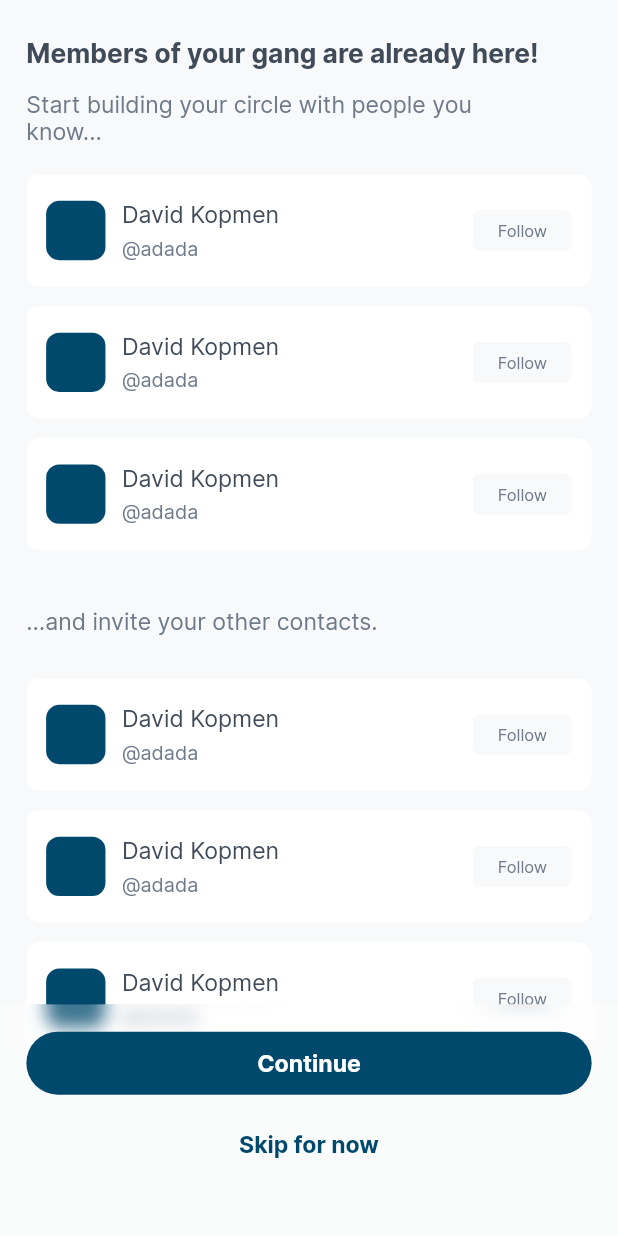
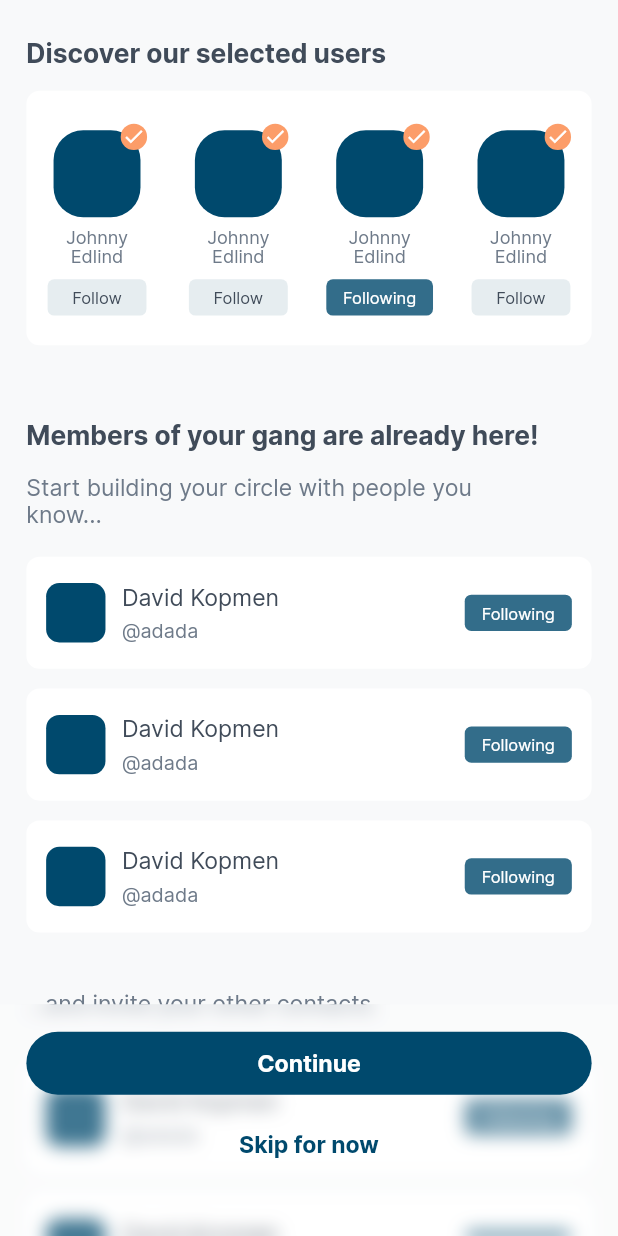
Before and after one commit to rifqir4/nova_circle_alt, a Flutter app: the ContactSyncScreen screen opened by its route, on a phone screen of 412 x 824 dp. Run offline on Flutter 3.47's test engine with Material 2 defaults, Android fonts, the phone set to English and light mode, and no system bars; our stand-ins replace bloc, easy_localization, flutter_bloc, flutter_dotenv, flutter_screenutil, flutter_spinkit and 7 more; missing offline and left inert: flag; accounts and stored records are empty.

Commit message:
Add feature on sync contact

```diff
--- a/lib/core/themes/app_colors.dart
+++ b/lib/core/themes/app_colors.dart
@@ -9,12 +9,15 @@ class AppColors {
 
   //APP COLOR
   static const Color blueSky = Color(0xFF00496D);
+  static const Color blueSkyLight = Color(0xFF336D8A);
+  static const Color blueSkyLightest = Color(0xFFE6EDF0);
   static const Color greyDarkest = Color(0xFF404B59);
   static const Color greyDarker = Color(0xFF6E7A89);
   static const Color grey = Color(0xFFAEBECC);
   static const Color greyLightest = Color(0xFFF8F9FA);
   static const Color greyLighter = Color(0xFFD5DDE4);
   static const Color sunset = Color(0xFFFA7328);
+  static const Color sunsetLight = Color(0xFFFC9D69);
 
   static const Color background = greyLightest;
   static const Color textTitle = greyDarkest;
--- /dev/null
+++ b/lib/core/utils/app_log.dart
@@ -0,0 +1,5 @@
+import 'package:logger/logger.dart';
+
+Logger logg = Logger(
+  printer: PrettyPrinter(),
+);
--- a/lib/features/intro/intro_screen.dart
+++ b/lib/features/intro/intro_screen.dart
@@ -70,7 +70,7 @@ class _IntroScreenState extends State<IntroScreen> {
                           pageIndex = page;
                         });
                       },
-                      children: [Intro1(), Intro2(), Intro3()],
+                      children: const [Intro1(), Intro2(), Intro3()],
                     ))),
 
             //NOVA LOGO
--- a/lib/features/onboarding/contact_sync/contact_sync_screen.dart
+++ b/lib/features/onboarding/contact_sync/contact_sync_screen.dart
@@ -5,6 +5,7 @@ import 'package:flutter_screenutil/flutter_screenutil.dart';
 import 'package:nova_circle_alt/core/router/app_routes.dart';
 import 'package:nova_circle_alt/core/themes/themes.dart';
 import 'package:nova_circle_alt/features/onboarding/contact_sync/widgets/contact_card.dart';
+import 'package:nova_circle_alt/features/onboarding/contact_sync/widgets/selected_user_section.dart';
 
 import '../../../shared/widgets/widgets.dart';
 
@@ -23,6 +24,11 @@ class ContactSyncScreen extends StatelessWidget {
                   EdgeInsets.symmetric(horizontal: AppDimension.paddingScreen),
               child: CustomScrollView(
                 slivers: [
+                  SliverToBoxAdapter(child: SpaceV(value: 20.h)),
+                  //Discover selected user
+                  const SliverToBoxAdapter(child: SelectedUserSection()),
+
+                  //Contact header
                   SliverToBoxAdapter(child: _buildHeader()),
 
                   //Registered Contact
@@ -83,7 +89,7 @@ class ContactSyncScreen extends StatelessWidget {
   Widget _buildHeader() {
     return Padding(
       padding: EdgeInsets.only(
-        top: 20.h,
+        top: 40.h,
         bottom: 12.h,
       ),
       child: Text("Members of your gang are already here!",
--- /dev/null
+++ b/lib/features/onboarding/contact_sync/widgets/button_follow.dart
@@ -0,0 +1,40 @@
+import 'package:flutter/material.dart';
+import 'package:flutter_screenutil/flutter_screenutil.dart';
+
+import '../../../../core/themes/themes.dart';
+
+class ButtonFollow extends StatelessWidget {
+  const ButtonFollow({super.key, this.isFollow = false});
+
+  final bool isFollow;
+
+  @override
+  Widget build(BuildContext context) {
+    final width = isFollow ? 65.w : 60.w;
+    final text = isFollow ? "Following" : "Follow";
+    final textColor = isFollow ? AppColors.white : AppColors.greyDarkest;
+    final backgroundColor =
+        isFollow ? AppColors.blueSkyLight : AppColors.blueSkyLightest;
+
+    return SizedBox(
+      width: width,
+      height: 22.w,
+      child: OutlinedButton(
+        style: OutlinedButton.styleFrom(
+            elevation: 0,
+            backgroundColor: backgroundColor,
+            foregroundColor: textColor,
+            side: BorderSide.none,
+            padding: EdgeInsets.zero,
+            shape: RoundedRectangleBorder(
+                borderRadius: BorderRadius.circular(4.w),
+                side: BorderSide.none)),
+        child: Text(
+          text,
+          style: AppTextStyles.body4.copyWith(color: textColor),
+        ),
+        onPressed: () {},
+      ),
+    );
+  }
+}
--- a/lib/features/onboarding/contact_sync/widgets/contact_card.dart
+++ b/lib/features/onboarding/contact_sync/widgets/contact_card.dart
@@ -1,6 +1,7 @@
 import 'package:flutter/material.dart';
 import 'package:flutter_screenutil/flutter_screenutil.dart';
 import 'package:nova_circle_alt/core/themes/themes.dart';
+import 'package:nova_circle_alt/features/onboarding/contact_sync/widgets/button_follow.dart';
 import 'package:nova_circle_alt/shared/widgets/widgets.dart';
 
 class ContactCard extends StatelessWidget {
@@ -8,13 +9,7 @@ class ContactCard extends StatelessWidget {
 
   @override
   Widget build(BuildContext context) {
-    return Container(
-      margin: EdgeInsets.only(bottom: 12.w),
-      padding: EdgeInsets.symmetric(horizontal: 12.w, vertical: 16.w),
-      decoration: BoxDecoration(
-        color: AppColors.white,
-        borderRadius: BorderRadius.circular(8.sp),
-      ),
+    return Tile(
       child: Row(
         children: [
           //Picture
@@ -42,29 +37,9 @@ class ContactCard extends StatelessWidget {
                   ))),
 
           //Button
-          _buildButton(),
+          const ButtonFollow(isFollow: true),
         ],
       ),
     );
   }
-
-  Widget _buildButton() {
-    return SizedBox(
-      width: 60.w,
-      height: 22.h,
-      child: OutlinedButton(
-        style: OutlinedButton.styleFrom(
-            elevation: 0,
-            backgroundColor: AppColors.greyLightest,
-            foregroundColor: AppColors.greyDarker,
-            side: BorderSide.none,
-            shape: RoundedRectangleBorder(
-                borderRadius: BorderRadius.circular(4.w),
-                side: BorderSide.none)),
-        onPressed: () {},
-        child: Text("Follow",
-            style: AppTextStyles.body4.copyWith(color: AppColors.greyDarker)),
-      ),
-    );
-  }
 }
--- /dev/null
+++ b/lib/features/onboarding/contact_sync/widgets/selected_user_section.dart
@@ -0,0 +1,98 @@
+import 'package:flutter/material.dart';
+import 'package:flutter_screenutil/flutter_screenutil.dart';
+import 'package:nova_circle_alt/features/onboarding/contact_sync/widgets/button_follow.dart';
+
+import '../../../../core/themes/themes.dart';
+import '../../../../shared/widgets/widgets.dart';
+
+class SelectedUserSection extends StatelessWidget {
+  const SelectedUserSection({super.key});
+
+  @override
+  Widget build(BuildContext context) {
+    return Column(
+      crossAxisAlignment: CrossAxisAlignment.start,
+      children: [
+        Text(
+          "Discover our selected users",
+          style: AppTextStyles.body1Bold.copyWith(color: AppColors.greyDarkest),
+        ),
+        SpaceV(value: 12.h),
+        Container(
+          padding: EdgeInsets.symmetric(vertical: 16.h),
+          decoration: BoxDecoration(
+              color: AppColors.white,
+              borderRadius: BorderRadius.circular(8.sp)),
+          child: Row(
+            children: List.generate(4, (index) {
+              return Expanded(child: _Item(index: index));
+            }),
+          ),
+        ),
+      ],
+    );
+  }
+}
+
+class _Item extends StatelessWidget {
+  const _Item({required this.index});
+
+  final int index;
+
+  @override
+  Widget build(BuildContext context) {
+    return Container(
+      margin: EdgeInsets.symmetric(horizontal: 10.5.w),
+      child: Column(
+        children: [
+          _buildPicture(),
+          Padding(
+            padding: EdgeInsets.only(top: 0.w, bottom: 8.w),
+            child: Text(
+              "Johnny Edlind",
+              textAlign: TextAlign.center,
+              style: AppTextStyles.body4.copyWith(
+                color: AppColors.greyDarker,
+                height: 1.1,
+                fontSize: 11.sp,
+              ),
+            ),
+          ),
+          ButtonFollow(isFollow: index == 2),
+        ],
+      ),
+    );
+  }
+
+  Widget _buildPicture() {
+    return Stack(
+      children: [
+        Padding(
+          padding: EdgeInsets.all(6.w),
+          child: AspectRatio(
+            aspectRatio: 1,
+            child: Container(
+              width: double.infinity,
+              decoration: BoxDecoration(
+                  color: AppColors.blueSky,
+                  borderRadius: BorderRadius.circular(18.w)),
+            ),
+          ),
+        ),
+        Positioned(
+            top: 2.w,
+            right: 2.w,
+            child: Container(
+              width: 16.w,
+              height: 16.w,
+              decoration: BoxDecoration(
+                borderRadius: BorderRadius.circular(100),
+                color: AppColors.sunsetLight,
+              ),
+              child: Center(
+                  child: Icon(Icons.done, size: 14.w, color: AppColors.white)),
+            ))
+      ],
+    );
+  }
+}
--- /dev/null
+++ b/lib/shared/widgets/tile/tile.dart
@@ -0,0 +1,23 @@
+import 'package:flutter/material.dart';
+import 'package:flutter_screenutil/flutter_screenutil.dart';
+
+import '../../../core/themes/themes.dart';
+
+class Tile extends StatelessWidget {
+  const Tile({super.key, required this.child});
+
+  final Widget child;
+
+  @override
+  Widget build(BuildContext context) {
+    return Container(
+      margin: EdgeInsets.only(bottom: 12.w),
+      padding: EdgeInsets.symmetric(horizontal: 12.w, vertical: 16.w),
+      decoration: BoxDecoration(
+        color: AppColors.white,
+        borderRadius: BorderRadius.circular(8.sp),
+      ),
+      child: child,
+    );
+  }
+}
--- a/lib/shared/widgets/widgets.dart
+++ b/lib/shared/widgets/widgets.dart
@@ -4,6 +4,7 @@ export './button/button.dart';
 export './input/input_phone.dart';
 export './input/input_search.dart';
 export './item/city_item.dart';
+export './tile/tile.dart';
 export './loading.dart';
 export './space.dart';
 export './unfocus_wrap.dart';
--- a/pubspec.yaml
+++ b/pubspec.yaml
@@ -38,7 +38,7 @@ dependencies:
   flutter_bloc: ^8.1.1
   google_fonts: ^4.0.1
   equatable: ^2.0.5
-  http: ^0.13.5
+  http: ^1.1.0
   dotenv: ^4.0.1
   flutter_dotenv: ^5.0.2
   shared_preferences: ^2.0.20
@@ -51,6 +51,8 @@ dependencies:
   flutter_spinkit: ^5.2.0
   flag: ^7.0.0
   video_player: ^2.6.1
+  logger: ^1.4.0
+  package_info_plus: ^4.0.2
 
 dev_dependencies:
   flutter_test:
```
Also changed, not shown: lib/core/network/api_client.dart (added, +218 -0 lines), lib/core/utils/app_env.dart (added, +29 -0 lines), lib/core/network/api_request.dart (deleted), pubspec.lock, 2 other files.
